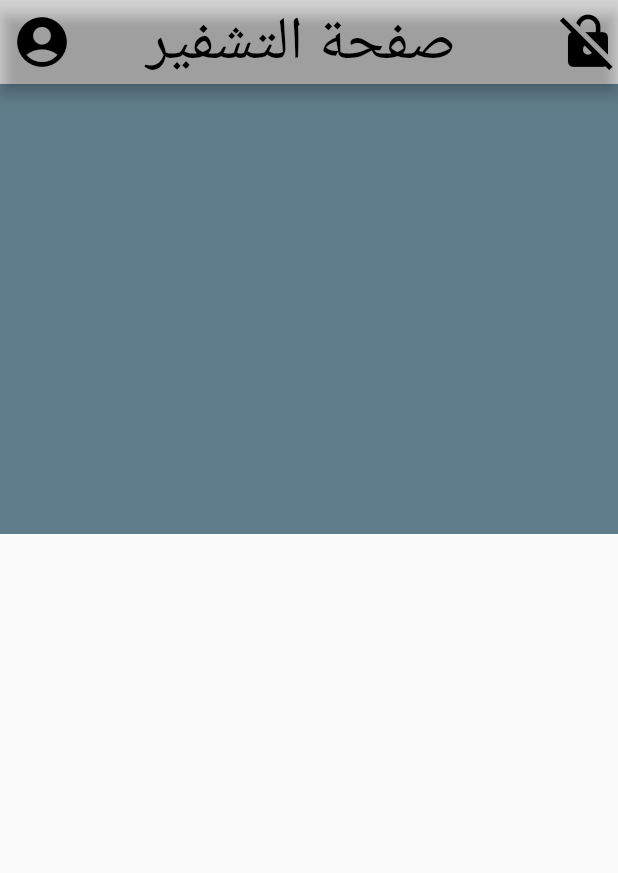
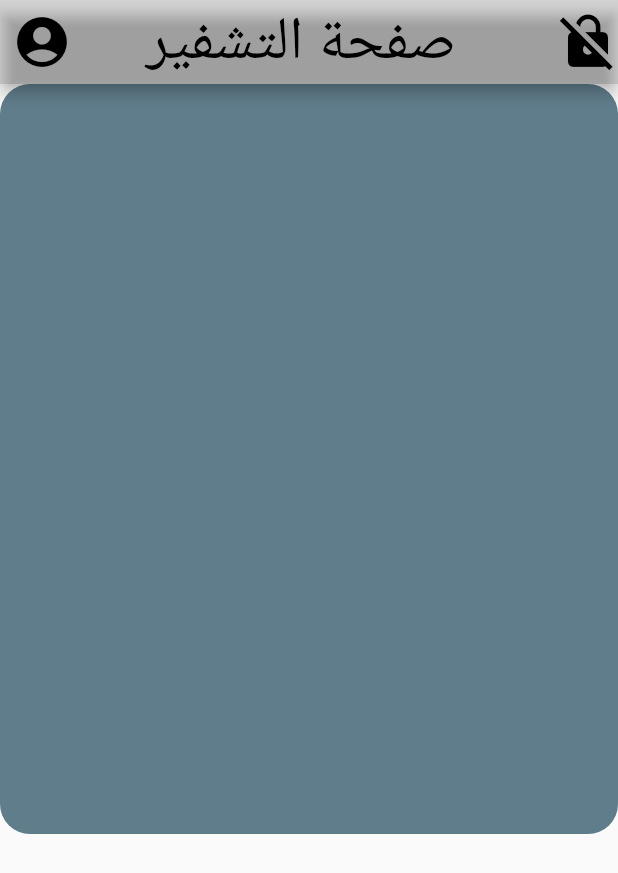
Before and after one commit to salahalddinn/project_flutter, a Flutter app: the screen it shows after launch, on a phone screen of 412 x 824 dp. Shown: the top 873 px of the screen. Run offline on Flutter 3.47's test engine with Material 2 defaults, Android fonts, the light colour scheme and no system bars.

Commit message:
change in container decoration in borderRadius and border

```diff
--- a/lib/main.dart
+++ b/lib/main.dart
@@ -32,8 +32,16 @@ class screan1 extends StatelessWidget {
         children: [
           Container(
             width: double.infinity,
-            height: 300,
-            color: Colors.blueGrey,
+            height: 500,
+            decoration: BoxDecoration(
+              borderRadius: BorderRadius.circular(20),
+              color: Colors.blueGrey,
+            ),
+            child: Column(
+              children: [
+
+              ],
+            ),
           ),
         ],
       ),
```
